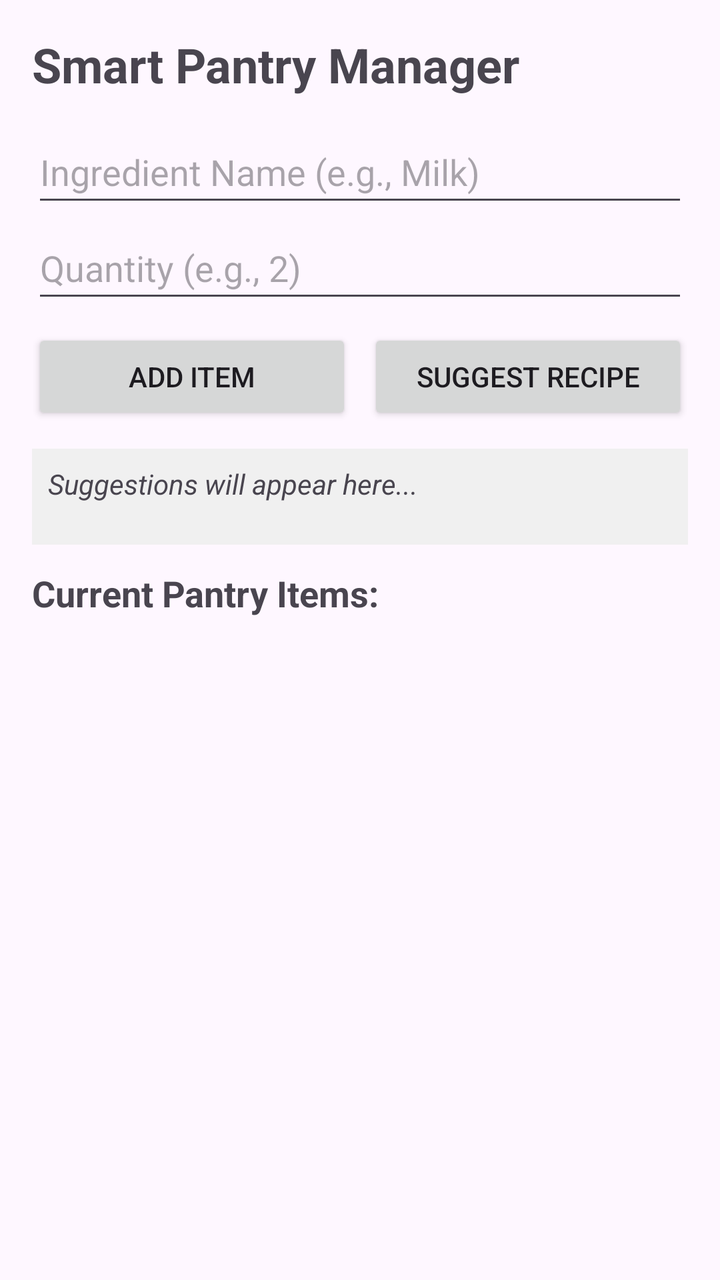
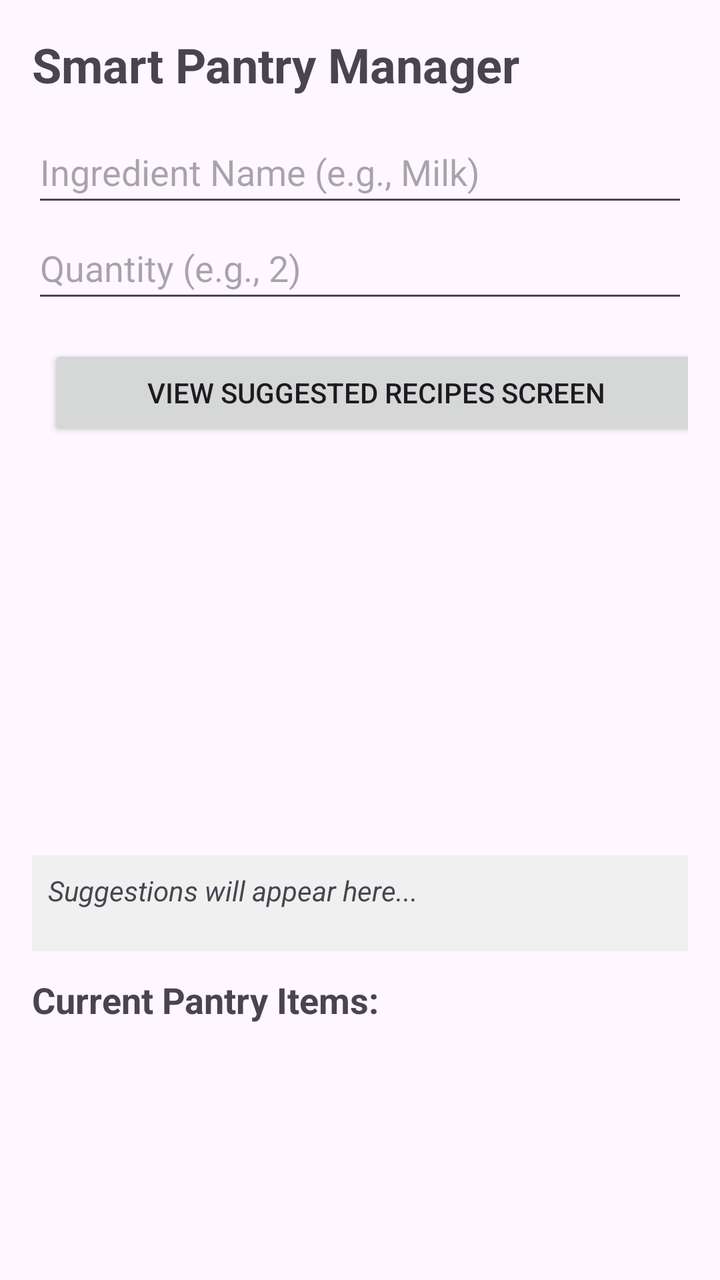

Two renders of the same Android screen: before a commit and after it. Below are the layout's source before the change and the commit's diff.
<!-- AndroidManifest.xml: application theme Theme.MyApplication -->
<!-- res/layout/activity_main.xml -->
<?xml version="1.0" encoding="utf-8"?>
<LinearLayout xmlns:android="http://schemas.android.com/apk/res/android"
    xmlns:tools="http://schemas.android.com/tools"
    android:layout_width="match_parent"
    android:layout_height="match_parent"
    android:orientation="vertical"
    android:padding="16dp"
    tools:ignore="HardcodedText,Autofill,ButtonStyle">

    <TextView
        android:layout_width="wrap_content"
        android:layout_height="wrap_content"
        android:text="Smart Pantry Manager"
        android:textSize="24sp"
        android:textStyle="bold"
        android:layout_marginBottom="12dp" />

    <EditText
        android:id="@+id/etIngredientName"
        android:layout_width="match_parent"
        android:layout_height="wrap_content"
        android:minHeight="48dp"
        android:hint="Ingredient Name (e.g., Milk)"
        android:inputType="text" />

    <EditText
        android:id="@+id/etQuantity"
        android:layout_width="match_parent"
        android:layout_height="wrap_content"
        android:minHeight="48dp"
        android:hint="Quantity (e.g., 2)"
        android:inputType="number"
        android:layout_marginBottom="8dp" />

    <LinearLayout
        android:layout_width="match_parent"
        android:layout_height="wrap_content"
        android:orientation="horizontal"
        android:layout_marginBottom="12dp">

        <Button
            android:id="@+id/btnAdd"
            android:layout_width="0dp"
            android:layout_height="wrap_content"
            android:minHeight="48dp"
            android:layout_weight="1"
            android:layout_marginEnd="4dp"
            android:text="Add Item" />

        <Button
            android:id="@+id/btnSuggestRecipe"
            android:layout_width="0dp"
            android:layout_height="wrap_content"
            android:minHeight="48dp"
            android:layout_weight="1"
            android:layout_marginStart="4dp"
            android:text="Suggest Recipe" />
    </LinearLayout>

    <TextView
        android:id="@+id/tvRecipeSuggestion"
        android:layout_width="match_parent"
        android:layout_height="wrap_content"
        android:minHeight="48dp"
        android:text="Suggestions will appear here..."
        android:textSize="14sp"
        android:textStyle="italic"
        android:padding="8dp"
        android:background="#F0F0F0"
        android:layout_marginBottom="12dp" />

    <TextView
        android:layout_width="wrap_content"
        android:layout_height="wrap_content"
        android:text="Current Pantry Items:"
        android:textSize="18sp"
        android:textStyle="bold"
        android:layout_marginBottom="8dp" />

    <ListView
        android:id="@+id/lvPantry"
        android:layout_width="match_parent"
        android:layout_height="0dp"
        android:layout_weight="1" />

</LinearLayout>
<!-- resources referenced by this layout -->
<resources>
  <style name="Theme.MyApplication" parent="Base.Theme.MyApplication" />
  <style name="Base.Theme.MyApplication" parent="Theme.Material3.DayNight.NoActionBar">
          
          
      </style>
</resources>

<!-- the commit's change to res/layout/activity_main.xml (unified diff, before → after) -->
@@ -55,6 +55,12 @@
             android:layout_weight="1"
             android:layout_marginStart="4dp"
             android:text="Suggest Recipe" />
+        <Button
+            android:id="@+id/btnSuggestedRecipes"
+            android:layout_width="match_parent"
+            android:layout_height="wrap_content"
+            android:text="View Suggested Recipes Screen"
+            android:layout_marginTop="8dp" />
     </LinearLayout>
 
     <TextView
